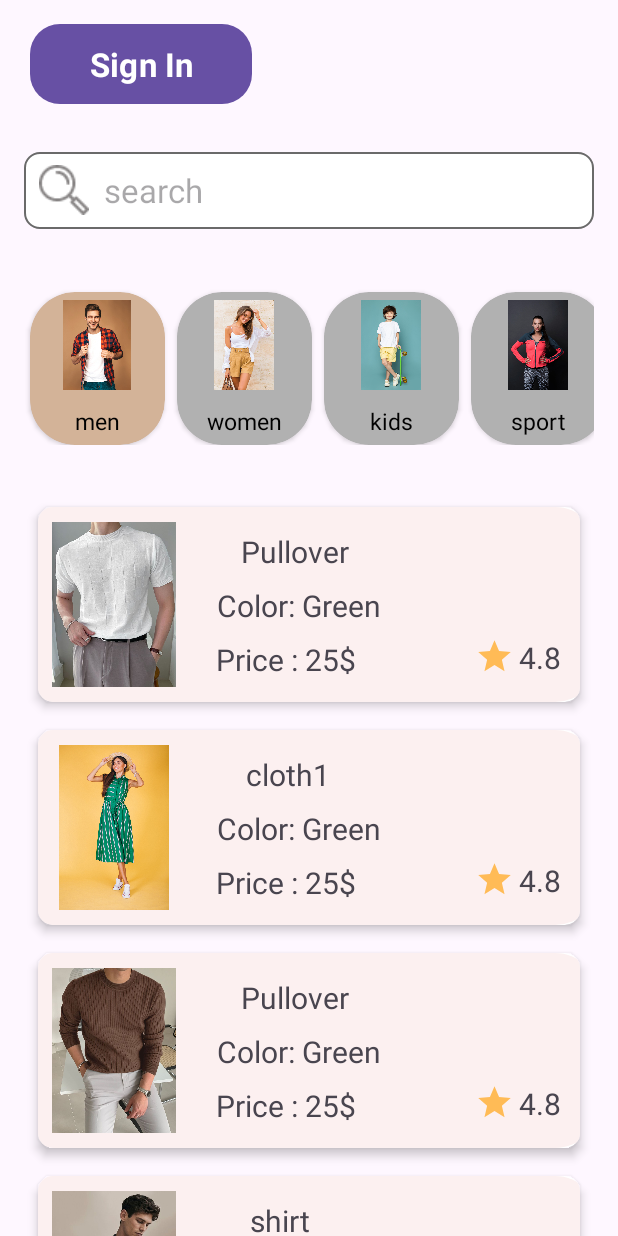
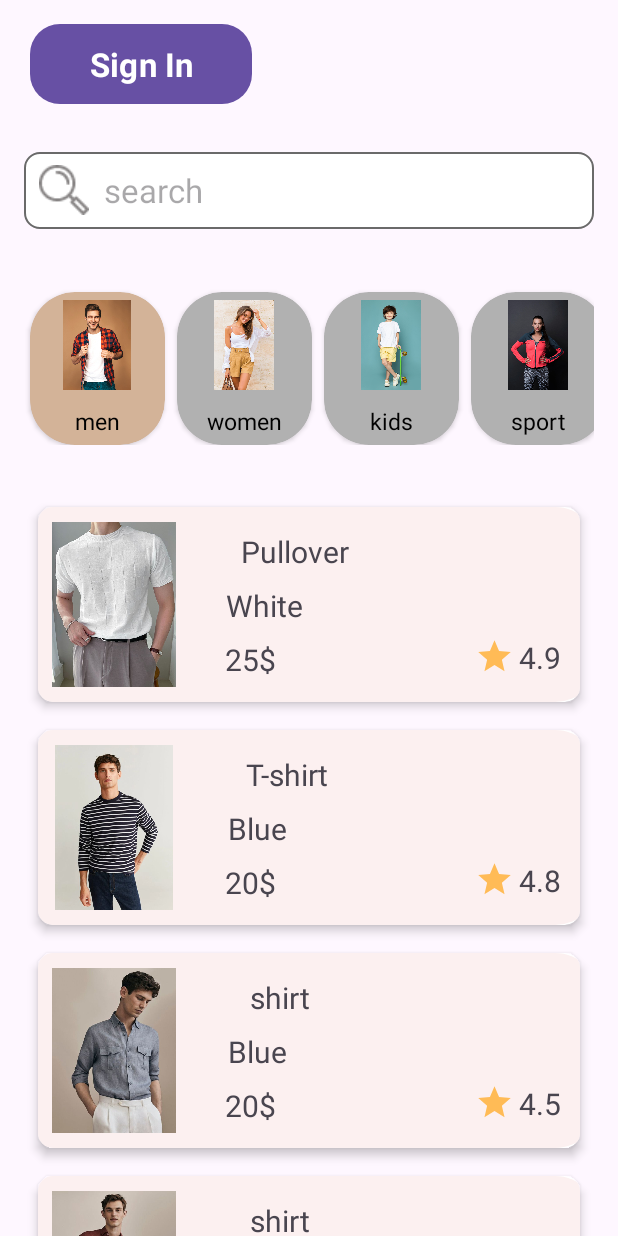
Before and after one commit to Thamidu-Premaratna/ClothShop, an Android app: the HomeActivity screen opened directly, with no data from a screen before it, after a tap on "men", on a phone screen of 412 x 824 dp. Run offline under Robolectric (Android 15) with nearby library versions, the phone set to English and light mode, and no system bars.

Commit message:
fix errors

```diff
--- a/app/src/main/java/com/app/clothshop/HomeFragment.java
+++ b/app/src/main/java/com/app/clothshop/HomeFragment.java
@@ -16,7 +16,7 @@ import android.widget.Button;
 
 import java.util.ArrayList;
 import java.util.List;
-public class HomeFragment extends Fragment implements UpdateVerticalRec {
+public class  HomeFragment extends Fragment implements UpdateVerticalRec {
 
     RecyclerView homeHorizontalRec, homeVerticalRec;
     ArrayList<HomeHorModel> homeHorModelList;
--- a/app/src/main/java/com/app/clothshop/HomeHorAdapter.java
+++ b/app/src/main/java/com/app/clothshop/HomeHorAdapter.java
@@ -45,6 +45,8 @@ public class HomeHorAdapter extends RecyclerView.Adapter<HomeHorAdapter.ViewHold
         holder.imageView.setImageResource(list.get(position).getImage());
         holder.name.setText(list.get(position).getName());
 
+
+
         if(check){
             ArrayList<HomeVerModel> homeVerModels = new ArrayList<>();
             homeVerModels.add(new HomeVerModel(R.drawable.m_w_pullover1, "Pullover","4.9","25$","White"));
@@ -68,8 +70,8 @@ public class HomeHorAdapter extends RecyclerView.Adapter<HomeHorAdapter.ViewHold
 
                         ArrayList<HomeVerModel> homeVerModels = new ArrayList<>();
 
-                        homeVerModels.add(new HomeVerModel(R.drawable.m_w_pullover1, "Pullover","4.9","25$","White"));                        homeVerModels.add(new HomeVerModel(R.drawable.women_1, "cloth1","5.0","25$","Green"));
-                        homeVerModels.add(new HomeVerModel(R.drawable.m_b_pullover2, "Pullover","5.0","15$","Brown"));
+                        homeVerModels.add(new HomeVerModel(R.drawable.m_w_pullover1, "Pullover","4.9","25$","White"));
+                        homeVerModels.add(new HomeVerModel(R.drawable.m_b_tshirt3, "T-shirt","4.8","20$","Blue"));
                         homeVerModels.add(new HomeVerModel(R.drawable.m_b_shirts1, "shirt","4.5","20$","Blue"));
                         homeVerModels.add(new HomeVerModel(R.drawable.m_r_shirts5, "shirt","4.8","22$","Red"));
                         homeVerModels.add(new HomeVerModel(R.drawable.m_w_tshirt5, "T-shirt","4.4","15$","White"));
--- a/app/src/main/java/com/app/clothshop/HomeHorModel.java
+++ b/app/src/main/java/com/app/clothshop/HomeHorModel.java
@@ -4,6 +4,8 @@ package com.app.clothshop;
 public class HomeHorModel {
      int image;
      String name;
+
+
 
     public HomeHorModel(int image, String name) {
         this.image = image;
--- a/app/src/main/java/com/app/clothshop/HomeVerAdapter.java
+++ b/app/src/main/java/com/app/clothshop/HomeVerAdapter.java
@@ -34,6 +34,9 @@ public class HomeVerAdapter extends RecyclerView.Adapter<HomeVerAdapter.ViewHold
 
         holder.imageView.setImageResource(list.get(position).getImage());
         holder.name.setText(list.get(position).getName());
+        holder.color.setText(list.get(position).getColor());
+        holder.price.setText(list.get(position).getPrice());
+        holder.rating.setText(list.get(position).getRating());
 
     }
 
--- a/app/src/main/java/com/app/clothshop/RegisterActivity.java
+++ b/app/src/main/java/com/app/clothshop/RegisterActivity.java
@@ -125,9 +125,9 @@ public class RegisterActivity extends AppCompatActivity {
 
     }
 
-    public void signin(View view) {
-        startActivity(new Intent(RegisterActivity.this, LoginActivity.class));
-    }
+//    public void signin(View view) {
+//        startActivity(new Intent(RegisterActivity.this, LoginActivity.class));
+//    }
 
 }
 //IM/2020/109 - finished
--- a/app/src/main/res/layout/activity_home.xml
+++ b/app/src/main/res/layout/activity_home.xml
@@ -4,7 +4,7 @@
     xmlns:tools="http://schemas.android.com/tools"
         android:id="@+id/container_Id"
         android:layout_width="match_parent"
-        android:layout_height="900dp"
+        android:layout_height="match_parent"
     tools:context=".HomeActivity">
 
 </FrameLayout>
--- a/app/src/main/res/layout/fragment_home.xml
+++ b/app/src/main/res/layout/fragment_home.xml
@@ -30,7 +30,7 @@
             android:layout_marginBottom="16dp"/>
 
         <EditText
-            android:id="@+id/email"
+            android:id="@+id/serachbar"
             android:layout_width="match_parent"
             android:layout_height="51dp"
             android:background="@drawable/edit_text_bg"
@@ -56,4 +56,6 @@
     </LinearLayout>
 
 
+
+
 </androidx.core.widget.NestedScrollView>
```
Also changed, not shown: app/src/main/AndroidManifest.xml (+10 -8 lines), app/src/main/java/com/app/clothshop/HomeActivity.java (+69 -69 lines), app/src/main/java/com/app/clothshop/LoginActivity.java (+26 -0 lines), app/src/main/res/values/strings.xml (+1 -36 lines), app/src/main/res/layout/activity_login.xml (line endings or trailing spaces).
